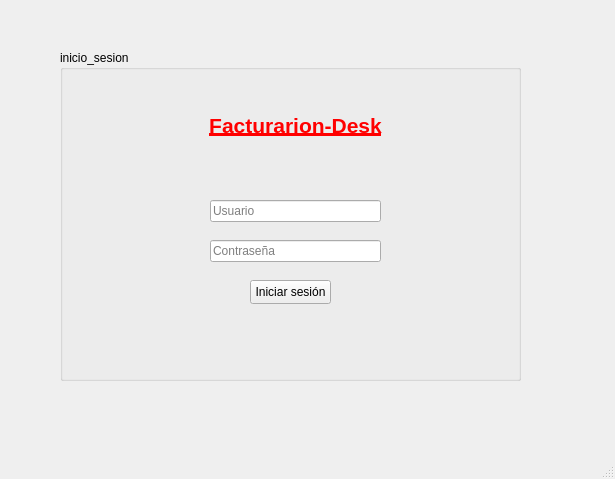
The window that frontend/login_window.ui (waloleitor/FacturationDesk) describes before a commit, drawn with Qt 5.
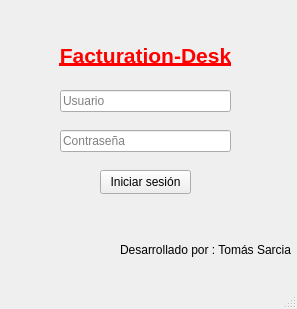
The same window after the commit.

Commit message: Ocultar contraseña con echoMode en login

The edit to the form file:
```diff
--- a/frontend/login_window.ui
+++ b/frontend/login_window.ui
@@ -6,8 +6,8 @@
    <rect>
     <x>0</x>
     <y>0</y>
-    <width>615</width>
-    <height>479</height>
+    <width>297</width>
+    <height>309</height>
    </rect>
   </property>
   <property name="windowTitle">
@@ -17,21 +17,21 @@
    <widget class="QLabel" name="titleLabel">
     <property name="geometry">
      <rect>
-      <x>180</x>
-      <y>70</y>
+      <x>30</x>
+      <y>0</y>
       <width>231</width>
       <height>111</height>
      </rect>
     </property>
     <property name="text">
-     <string>&lt;html&gt;&lt;head/&gt;&lt;body&gt;&lt;p align=&quot;center&quot;&gt;&lt;span style=&quot; font-size:16pt; font-weight:700; text-decoration: underline; color:#ff0000;&quot;&gt;Facturarion-Desk&lt;/span&gt;&lt;/p&gt;&lt;/body&gt;&lt;/html&gt;</string>
+     <string>&lt;html&gt;&lt;head/&gt;&lt;body&gt;&lt;p align=&quot;center&quot;&gt;&lt;span style=&quot; font-size:16pt; font-weight:700; text-decoration: underline; color:#ff0000;&quot;&gt;Facturation-Desk&lt;/span&gt;&lt;/p&gt;&lt;/body&gt;&lt;/html&gt;</string>
     </property>
    </widget>
    <widget class="QLineEdit" name="usernameImput">
     <property name="geometry">
      <rect>
-      <x>210</x>
-      <y>200</y>
+      <x>60</x>
+      <y>90</y>
       <width>171</width>
       <height>22</height>
      </rect>
@@ -43,12 +43,15 @@
    <widget class="QLineEdit" name="passwordInput">
     <property name="geometry">
      <rect>
-      <x>210</x>
-      <y>240</y>
+      <x>60</x>
+      <y>130</y>
       <width>171</width>
       <height>22</height>
      </rect>
     </property>
+    <property name="echoMode">
+     <enum>QLineEdit::EchoMode::Password</enum>
+    </property>
     <property name="placeholderText">
      <string>Contraseña</string>
     </property>
@@ -56,9 +59,9 @@
    <widget class="QPushButton" name="loginButton">
     <property name="geometry">
      <rect>
-      <x>250</x>
-      <y>280</y>
-      <width>81</width>
+      <x>100</x>
+      <y>170</y>
+      <width>91</width>
       <height>24</height>
      </rect>
     </property>
@@ -66,31 +69,18 @@
      <string>Iniciar sesión</string>
     </property>
    </widget>
-   <widget class="QGroupBox" name="groupBox">
+   <widget class="QLabel" name="label">
     <property name="geometry">
      <rect>
-      <x>60</x>
-      <y>50</y>
-      <width>461</width>
-      <height>331</height>
+      <x>120</x>
+      <y>240</y>
+      <width>171</width>
+      <height>20</height>
      </rect>
     </property>
-    <property name="title">
-     <string>inicio_sesion</string>
+    <property name="text">
+     <string>Desarrollado por : Tomás Sarciat</string>
     </property>
-    <widget class="QLabel" name="messageLabel">
-     <property name="geometry">
-      <rect>
-       <x>90</x>
-       <y>290</y>
-       <width>281</width>
-       <height>16</height>
-      </rect>
-     </property>
-     <property name="text">
-      <string/>
-     </property>
-    </widget>
    </widget>
    <zorder>groupBox</zorder>
    <zorder>titleLabel</zorder>
```
Left out of the diff: 7 changed lines with no effect on the pictures. The commit also changes 1 other file.
